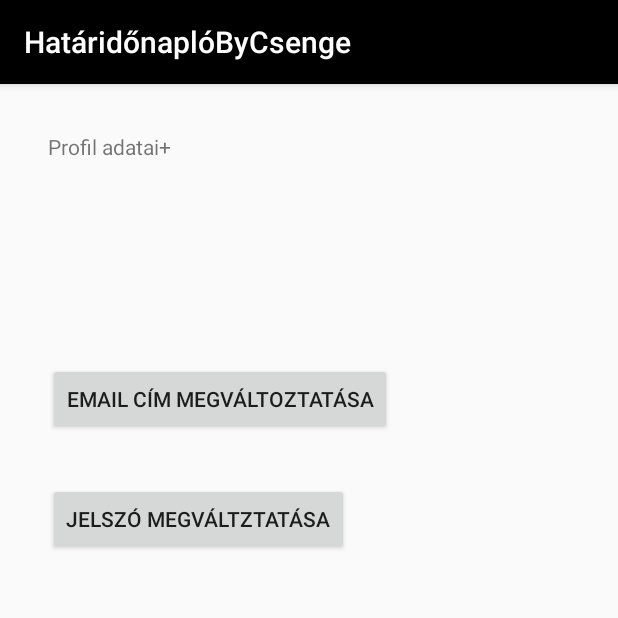
After one commit to csinga24/HataridonaploEH7K1K, an Android app: the ProfilActivity screen opened directly, with no data from a screen before it, on a phone screen of 412 x 824 dp, the top half of it. The commit adds this screen. Run offline under Robolectric (Android 15) with nearby library versions, the phone set to English and light mode, and no system bars; our stand-ins replace Firebase (no records; nobody signed in at launch, a user with empty details on screens opened directly).

Commit message:
add profil settings menu

```diff
--- a/app/src/main/AndroidManifest.xml
+++ b/app/src/main/AndroidManifest.xml
@@ -9,18 +9,21 @@
         android:roundIcon="@mipmap/ic_launcher_round"
         android:supportsRtl="true"
         android:theme="@style/AppTheme">
-        <activity android:name=".ui.notes.CreateNoteActivity"></activity>
+
+        <activity android:name=".ui.notes.CreateNoteActivity" />
+
         <activity
             android:name=".MenuActivity"
-            android:label="@string/title_activity_menu"
             android:theme="@style/AppTheme.NoActionBar" />
+
         <activity android:name=".LoginActivity">
             <intent-filter>
                 <action android:name="android.intent.action.MAIN" />
-
                 <category android:name="android.intent.category.LAUNCHER" />
             </intent-filter>
         </activity>
+
+        <activity android:name=".menu.ProfilActivity" />
     </application>
 
 </manifest>
--- a/app/src/main/java/hu/bme/aut/android/hataridonaploeh7k1k/MenuActivity.kt
+++ b/app/src/main/java/hu/bme/aut/android/hataridonaploeh7k1k/MenuActivity.kt
@@ -19,6 +19,7 @@ import androidx.appcompat.widget.Toolbar
 import androidx.core.view.GravityCompat
 import com.google.firebase.auth.FirebaseAuth
 import com.google.firebase.auth.FirebaseUser
+import hu.bme.aut.android.hataridonaploeh7k1k.menu.ProfilActivity
 import kotlinx.android.synthetic.main.activity_menu.*
 import android.view.MenuItem as MenuItem
 
@@ -59,6 +60,11 @@ class MenuActivity : AppCompatActivity() {
 
     override fun onCreateOptionsMenu(menu: Menu): Boolean {
         menuInflater.inflate(R.menu.menu, menu)
+        val profil = menu.findItem(R.id.action_profil) as MenuItem
+        profil.setOnMenuItemClickListener {
+            startActivity(Intent(this, ProfilActivity::class.java))
+            return@setOnMenuItemClickListener true
+        }
         return true
     }
 
--- a/app/src/main/java/hu/bme/aut/android/hataridonaploeh7k1k/data/Note.kt
+++ b/app/src/main/java/hu/bme/aut/android/hataridonaploeh7k1k/data/Note.kt
@@ -1,13 +1,16 @@
 package hu.bme.aut.android.hataridonaploeh7k1k.data
+
+import com.google.firebase.auth.FirebaseUser
 
 
 class Note (
+    var uid: String?,
     var title: String,
     var priority: Priority,
     var description: String
     ) {
 
-    constructor() : this("", Priority.LOW, "")
+    constructor() : this(null, "", Priority.LOW, "")
 
     enum class Priority {
         LOW, MEDIUM, HIGH
--- /dev/null
+++ b/app/src/main/java/hu/bme/aut/android/hataridonaploeh7k1k/menu/ProfilActivity.kt
@@ -0,0 +1,32 @@
+package hu.bme.aut.android.hataridonaploeh7k1k.menu
+
+import android.os.Bundle
+import android.os.PersistableBundle
+import android.widget.Button
+import android.widget.TextView
+import android.widget.Toast
+import androidx.appcompat.app.AppCompatActivity
+import com.google.firebase.auth.FirebaseUser
+import hu.bme.aut.android.hataridonaploeh7k1k.R
+
+class ProfilActivity : AppCompatActivity() {
+
+    private val firebaseUser: FirebaseUser? = com.google.firebase.auth.FirebaseAuth.getInstance().currentUser
+
+
+    override fun onCreate(savedInstanceState: Bundle?) {
+        super.onCreate(savedInstanceState)
+        setContentView(R.layout.activity_profil)
+
+        val button_email = findViewById<Button>(R.id.profil_button_email)
+        button_email.setOnClickListener { Toast.makeText(this, "Email megváltozott", Toast.LENGTH_SHORT). show() }
+        val button_password = findViewById<Button>(R.id.profil_button_password)
+        button_password.setOnClickListener { Toast.makeText(this, "Jelszó megváltozott", Toast.LENGTH_SHORT). show() }
+
+        val user_name = findViewById<TextView>(R.id.profil_name)
+        user_name.setText(firebaseUser?.displayName)
+        val user_email = findViewById<TextView>(R.id.profil_email)
+        user_email.setText(firebaseUser?.email)
+
+    }
+}
--- a/app/src/main/java/hu/bme/aut/android/hataridonaploeh7k1k/ui/notes/CreateNoteActivity.kt
+++ b/app/src/main/java/hu/bme/aut/android/hataridonaploeh7k1k/ui/notes/CreateNoteActivity.kt
@@ -4,6 +4,8 @@ import androidx.appcompat.app.AppCompatActivity
 import android.os.Bundle
 import android.view.View
 import android.widget.Toast
+import com.google.firebase.auth.FirebaseAuth
+import com.google.firebase.auth.FirebaseUser
 import com.google.firebase.database.FirebaseDatabase
 import hu.bme.aut.android.hataridonaploeh7k1k.R
 import hu.bme.aut.android.hataridonaploeh7k1k.data.Note
@@ -11,6 +13,8 @@ import kotlinx.android.synthetic.main.activity_create_note.*
 import hu.bme.aut.android.hataridonaploeh7k1k.extension.validateNonEmpty
 
 class CreateNoteActivity : AppCompatActivity() {
+
+    var user: FirebaseUser? = com.google.firebase.auth.FirebaseAuth.getInstance().currentUser
 
     override fun onCreate(savedInstanceState: Bundle?) {
         super.onCreate(savedInstanceState)
@@ -26,7 +30,7 @@ class CreateNoteActivity : AppCompatActivity() {
             return
         }
         val key = FirebaseDatabase.getInstance().reference.child("notes").push().key ?: return
-        val newNote = Note(note_title.text.toString(), Note.Priority.LOW, note_desc.text.toString())
+        val newNote = Note(user?.uid, note_title.text.toString(), Note.Priority.LOW, note_desc.text.toString())
         FirebaseDatabase.getInstance().reference
             .child("notes")
             .child(key)
--- /dev/null
+++ b/app/src/main/res/layout/activity_profil.xml
@@ -0,0 +1,58 @@
+<?xml version="1.0" encoding="utf-8"?>
+<androidx.constraintlayout.widget.ConstraintLayout
+    xmlns:android="http://schemas.android.com/apk/res/android"
+    xmlns:app="http://schemas.android.com/apk/res-auto"
+    xmlns:tools="http://schemas.android.com/tools"
+    android:layout_width="match_parent"
+    android:layout_height="match_parent">
+
+    <TextView
+        android:id="@+id/profil_email"
+        android:layout_width="wrap_content"
+        android:layout_height="wrap_content"
+        android:layout_marginStart="32dp"
+        android:layout_marginTop="32dp"
+        android:text="Email"
+        app:layout_constraintStart_toStartOf="parent"
+        app:layout_constraintTop_toBottomOf="@+id/profil_name" />
+
+    <TextView
+        android:id="@+id/profil_name"
+        android:layout_width="wrap_content"
+        android:layout_height="wrap_content"
+        android:layout_marginStart="32dp"
+        android:layout_marginTop="32dp"
+        android:text="Name"
+        app:layout_constraintStart_toStartOf="parent"
+        app:layout_constraintTop_toBottomOf="@+id/profil_title" />
+
+    <Button
+        android:id="@+id/profil_button_email"
+        android:layout_width="wrap_content"
+        android:layout_height="wrap_content"
+        android:layout_marginStart="32dp"
+        android:layout_marginTop="32dp"
+        android:text="Email cím megváltoztatása"
+        app:layout_constraintStart_toStartOf="parent"
+        app:layout_constraintTop_toBottomOf="@+id/profil_email" />
+
+    <TextView
+        android:id="@+id/profil_title"
+        android:layout_width="wrap_content"
+        android:layout_height="wrap_content"
+        android:layout_marginStart="32dp"
+        android:layout_marginTop="32dp"
+        android:text="Profil adatai+"
+        app:layout_constraintStart_toStartOf="parent"
+        app:layout_constraintTop_toTopOf="parent" />
+
+    <Button
+        android:id="@+id/profil_button_password"
+        android:layout_width="wrap_content"
+        android:layout_height="wrap_content"
+        android:layout_marginStart="32dp"
+        android:layout_marginTop="32dp"
+        android:text="Jelszó megváltztatása"
+        app:layout_constraintStart_toStartOf="parent"
+        app:layout_constraintTop_toBottomOf="@+id/profil_button_email" />
+</androidx.constraintlayout.widget.ConstraintLayout>
--- a/app/src/main/res/menu/menu.xml
+++ b/app/src/main/res/menu/menu.xml
@@ -1,6 +1,12 @@
 <?xml version="1.0" encoding="utf-8"?>
 <menu xmlns:android="http://schemas.android.com/apk/res/android"
     xmlns:app="http://schemas.android.com/apk/res-auto">
+    <item
+        android:id="@+id/action_profil"
+        android:orderInCategory="100"
+        android:title="@string/action_profil"
+        app:showAsAction="never" />
+
     <item
         android:id="@+id/action_settings"
         android:orderInCategory="100"
--- a/app/src/main/res/values/strings.xml
+++ b/app/src/main/res/values/strings.xml
@@ -10,7 +10,6 @@
     <string name="nav_header_title">Android Studio</string>
     <string name="nav_header_subtitle">android.studio@android.com</string>
     <string name="nav_header_desc">Navigation header</string>
-    <string name="action_settings">Settings</string>
 
     <string name="menu_calendar">Naptár</string>
     <string name="menu_notes">Jegyzetek</string>
@@ -20,5 +19,7 @@
     <string name="lista_n_zet">Lista nézet</string>
     <string name="add_note">Új Jegyzet hozzáadása</string>
     <string name="add">Hozzáadás</string>
+    <string name="action_profil">Profil</string>
+    <string name="action_settings">Beállítások</string>
 
 </resources>
```
